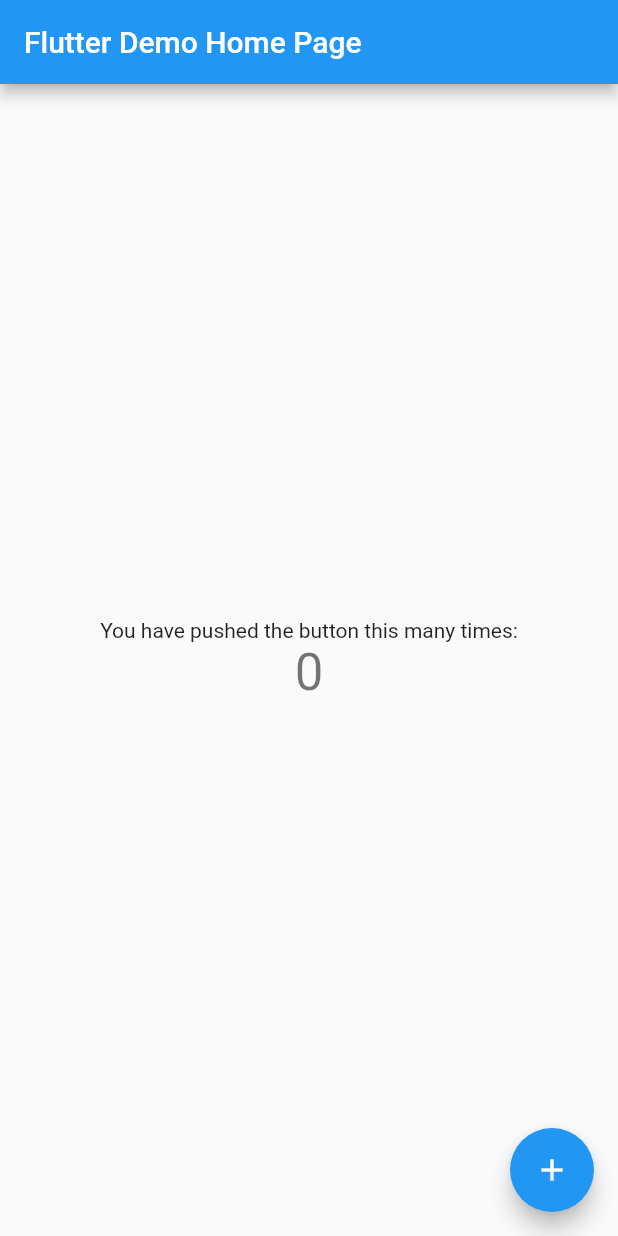
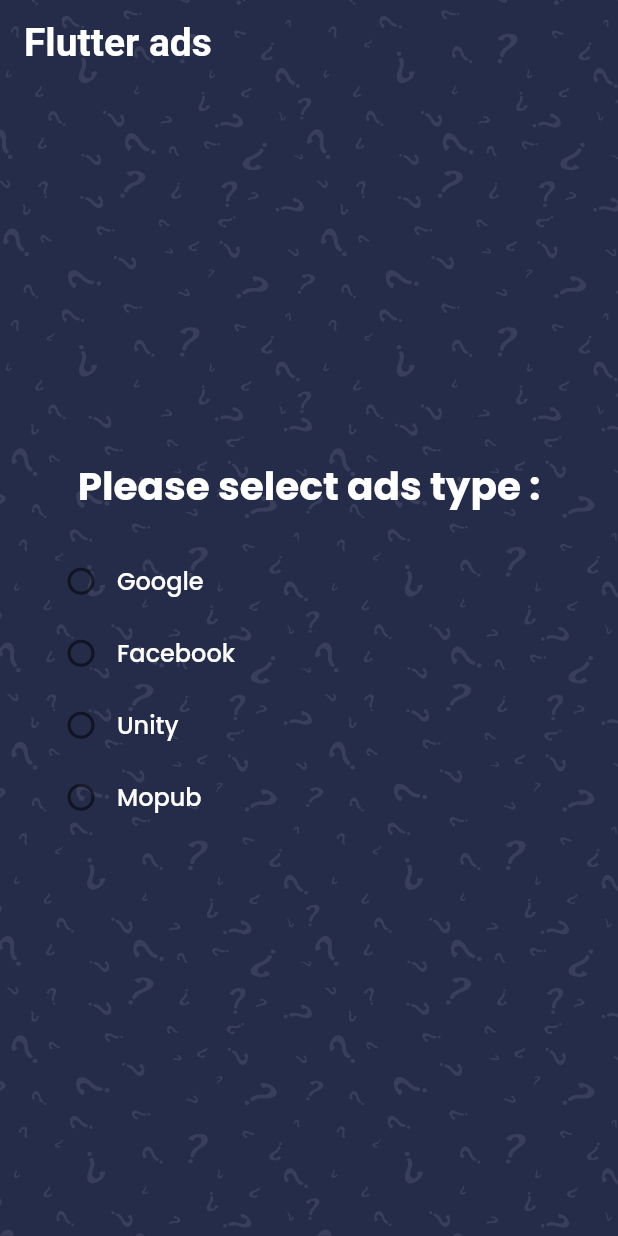
Before and after one commit to sagarstackapp/Flutter_Ads, a Flutter app: the screen it shows after launch, on a phone screen of 412 x 824 dp. Run offline on Flutter 3.47's test engine with Material 2 defaults, Android fonts, the light colour scheme and no system bars; our stand-ins replace flutter_svg.

Commit message:
Add splash screen

```diff
--- /dev/null
+++ b/lib/common/constant/color_res.dart
@@ -0,0 +1,12 @@
+import 'package:flutter/material.dart';
+
+class ColorResources {
+  static const Color white = Colors.white;
+  static const Color black = Colors.black;
+  static const Color themeColor = Color(0xFF1C2341);
+  static const Color secondaryColor = Color(0xFF8B94BC);
+  static const Color green = Color(0xFF6AC259);
+  static const Color lightBlue = Color(0xFF3F4768);
+  static const Color red = Color(0xFFE92E30);
+  static const Color grey = Color(0xFFC1C1C1);
+}
--- /dev/null
+++ b/lib/common/constant/image_res.dart
@@ -0,0 +1,6 @@
+class ImageResources {
+  static const String imagePath = 'assets/images/';
+
+  // ---------------------------- Images ---------------------------- //
+  static const String backgroundImage = imagePath + 'app_background.svg';
+}
--- /dev/null
+++ b/lib/common/constant/string_res.dart
@@ -0,0 +1,3 @@
+class StringResources {
+  static const String title = 'Flutter ads';
+}
--- /dev/null
+++ b/lib/common/widget/common_image_asset.dart
@@ -0,0 +1,38 @@
+import 'package:flutter/material.dart';
+import 'package:flutter_svg/flutter_svg.dart';
+
+class CommonImageAsset extends StatelessWidget {
+  final String? imageName;
+  final BoxFit fit;
+  final double? height;
+  final double? width;
+  final Color? color;
+
+  const CommonImageAsset(
+      {Key? key,
+      this.imageName,
+      this.fit = BoxFit.fill,
+      this.height,
+      this.width,
+      this.color})
+      : super(key: key);
+
+  @override
+  Widget build(BuildContext context) {
+    return imageName!.split('.').last != 'svg'
+        ? Image.asset(
+            imageName!,
+            fit: fit,
+            height: height,
+            width: width,
+            color: color,
+          )
+        : SvgPicture.asset(
+            imageName!,
+            height: height,
+            width: width,
+            color: color,
+            fit: fit,
+          );
+  }
+}
--- a/lib/main.dart
+++ b/lib/main.dart
@@ -1,4 +1,6 @@
 import 'package:flutter/material.dart';
+import 'package:flutter_ads/common/constant/color_res.dart';
+import 'package:flutter_ads/screen/splash_screen/splash_screen.dart';
 
 void main() {
   runApp(const MyApp());
@@ -7,109 +9,24 @@
 class MyApp extends StatelessWidget {
   const MyApp({Key? key}) : super(key: key);
 
-  // This widget is the root of your application.
   @override
   Widget build(BuildContext context) {
     return MaterialApp(
-      title: 'Flutter Demo',
+      title: 'Flutter Ads',
+      debugShowCheckedModeBanner: false,
       theme: ThemeData(
-        // This is the theme of your application.
-        //
-        // Try running your application with "flutter run". You'll see the
-        // application has a blue toolbar. Then, without quitting the app, try
-        // changing the primarySwatch below to Colors.green and then invoke
-        // "hot reload" (press "r" in the console where you ran "flutter run",
-        // or simply save your changes to "hot reload" in a Flutter IDE).
-        // Notice that the counter didn't reset back to zero; the application
-        // is not restarted.
-        primarySwatch: Colors.blue,
+        fontFamily: 'Poppins',
+        appBarTheme: const AppBarTheme(
+          backgroundColor: Colors.transparent,
+          elevation: 0,
+          titleTextStyle: TextStyle(
+            color: ColorResources.white,
+            fontSize: 26,
+            fontWeight: FontWeight.bold,
+          ),
+        ),
       ),
-      home: const MyHomePage(title: 'Flutter Demo Home Page'),
+      home: const SplashScreen(),
     );
   }
 }
-
-class MyHomePage extends StatefulWidget {
-  const MyHomePage({Key? key, required this.title}) : super(key: key);
-
-  // This widget is the home page of your application. It is stateful, meaning
-  // that it has a State object (defined below) that contains fields that affect
-  // how it looks.
-
-  // This class is the configuration for the state. It holds the values (in this
-  // case the title) provided by the parent (in this case the App widget) and
-  // used by the build method of the State. Fields in a Widget subclass are
-  // always marked "final".
-
-  final String title;
-
-  @override
-  State<MyHomePage> createState() => _MyHomePageState();
-}
-
-class _MyHomePageState extends State<MyHomePage> {
-  int _counter = 0;
-
-  void _incrementCounter() {
-    setState(() {
-      // This call to setState tells the Flutter framework that something has
-      // changed in this State, which causes it to rerun the build method below
-      // so that the display can reflect the updated values. If we changed
-      // _counter without calling setState(), then the build method would not be
-      // called again, and so nothing would appear to happen.
-      _counter++;
-    });
-  }
-
-  @override
-  Widget build(BuildContext context) {
-    // This method is rerun every time setState is called, for instance as done
-    // by the _incrementCounter method above.
-    //
-    // The Flutter framework has been optimized to make rerunning build methods
-    // fast, so that you can just rebuild anything that needs updating rather
-    // than having to individually change instances of widgets.
-    return Scaffold(
-      appBar: AppBar(
-        // Here we take the value from the MyHomePage object that was created by
-        // the App.build method, and use it to set our appbar title.
-        title: Text(widget.title),
-      ),
-      body: Center(
-        // Center is a layout widget. It takes a single child and positions it
-        // in the middle of the parent.
-        child: Column(
-          // Column is also a layout widget. It takes a list of children and
-          // arranges them vertically. By default, it sizes itself to fit its
-          // children horizontally, and tries to be as tall as its parent.
-          //
-          // Invoke "debug painting" (press "p" in the console, choose the
-          // "Toggle Debug Paint" action from the Flutter Inspector in Android
-          // Studio, or the "Toggle Debug Paint" command in Visual Studio Code)
-          // to see the wireframe for each widget.
-          //
-          // Column has various properties to control how it sizes itself and
-          // how it positions its children. Here we use mainAxisAlignment to
-          // center the children vertically; the main axis here is the vertical
-          // axis because Columns are vertical (the cross axis would be
-          // horizontal).
-          mainAxisAlignment: MainAxisAlignment.center,
-          children: <Widget>[
-            const Text(
-              'You have pushed the button this many times:',
-            ),
-            Text(
-              '$_counter',
-              style: Theme.of(context).textTheme.headline4,
-            ),
-          ],
-        ),
-      ),
-      floatingActionButton: FloatingActionButton(
-        onPressed: _incrementCounter,
-        tooltip: 'Increment',
-        child: const Icon(Icons.add),
-      ), // This trailing comma makes auto-formatting nicer for build methods.
-    );
-  }
-}
--- /dev/null
+++ b/lib/screen/splash_screen/splash_screen.dart
@@ -0,0 +1,107 @@
+import 'dart:developer';
+
+import 'package:flutter/material.dart';
+import 'package:flutter_ads/common/constant/color_res.dart';
+import 'package:flutter_ads/common/constant/image_res.dart';
+import 'package:flutter_ads/common/constant/string_res.dart';
+import 'package:flutter_ads/common/widget/common_elevated_button.dart';
+import 'package:flutter_ads/common/widget/common_image_asset.dart';
+import 'package:flutter_ads/screen/google_ads_screen/google_ads_screen.dart';
+
+class SplashScreen extends StatefulWidget {
+  const SplashScreen({Key? key}) : super(key: key);
+
+  @override
+  SplashScreenState createState() => SplashScreenState();
+}
+
+class SplashScreenState extends State<SplashScreen> {
+  int val = -1;
+
+  List<dynamic> adsType = ['Google', 'Facebook', 'Unity', 'Mopub'];
+
+  @override
+  Widget build(BuildContext context) {
+    log('Current screen --> $runtimeType');
+    return SafeArea(
+      child: Scaffold(
+        extendBodyBehindAppBar: true,
+        appBar: AppBar(title: const Text(StringResources.title)),
+        body: Stack(
+          children: [
+            const CommonImageAsset(
+              imageName: ImageResources.backgroundImage,
+              width: double.infinity,
+            ),
+            SafeArea(
+              maintainBottomViewPadding: true,
+              child: Column(
+                mainAxisAlignment: MainAxisAlignment.center,
+                children: [
+                  const Text(
+                    'Please select ads type :',
+                    style: TextStyle(
+                      color: ColorResources.white,
+                      fontSize: 26,
+                      fontWeight: FontWeight.bold,
+                    ),
+                  ),
+                  const SizedBox(height: 20),
+                  ListView.builder(
+                    padding: const EdgeInsets.only(left: 30),
+                    shrinkWrap: true,
+                    itemCount: adsType.length,
+                    itemBuilder: (context, index) => GestureDetector(
+                      onTap: () {
+                        setState(() {
+                          val = index;
+                        });
+                      },
+                      child: Row(
+                        children: [
+                          Radio(
+                            value: index,
+                            groupValue: val,
+                            activeColor: ColorResources.green,
+                            onChanged: (value) {
+                              setState(() {
+                                val = int.parse(value.toString());
+                              });
+                            },
+                          ),
+                          Text(
+                            adsType[index],
+                            style: TextStyle(
+                              color: val == index
+                                  ? ColorResources.green
+                                  : ColorResources.white,
+                              fontSize: 16,
+                              fontWeight: FontWeight.w500,
+                            ),
+                          ),
+                        ],
+                      ),
+                    ),
+                  ),
+                  const SizedBox(height: 20),
+                  if (val >= 0)
+                    CommonElevatedButton(onPressed: val == 0 ? goToAds : null),
+                ],
+              ),
+            ),
+          ],
+        ),
+      ),
+    );
+  }
+
+  void goToAds() {
+    if (val == 0) {
+      Navigator.pushAndRemoveUntil(
+        context,
+        MaterialPageRoute(builder: (context) => const GoogleAdsScreen()),
+        (route) => false,
+      );
+    }
+  }
+}
--- a/pubspec.yaml
+++ b/pubspec.yaml
@@ -27,6 +27,9 @@
   # The following adds the Cupertino Icons font to your application.
   # Use with the CupertinoIcons class for iOS style icons.
   cupertino_icons: ^1.0.4
+
+  # Image View
+  flutter_svg: ^1.0.0
 
 dev_dependencies:
   flutter_test:
```
Also changed, not shown: lib/common/widget/common_elevated_button.dart (added, +52 -0 lines), lib/screen/google_ads_screen/google_ads_screen.dart (added, +23 -0 lines), assets/images/app_background.svg (added), lib/generated/assets.dart (deleted), 1 other file.
